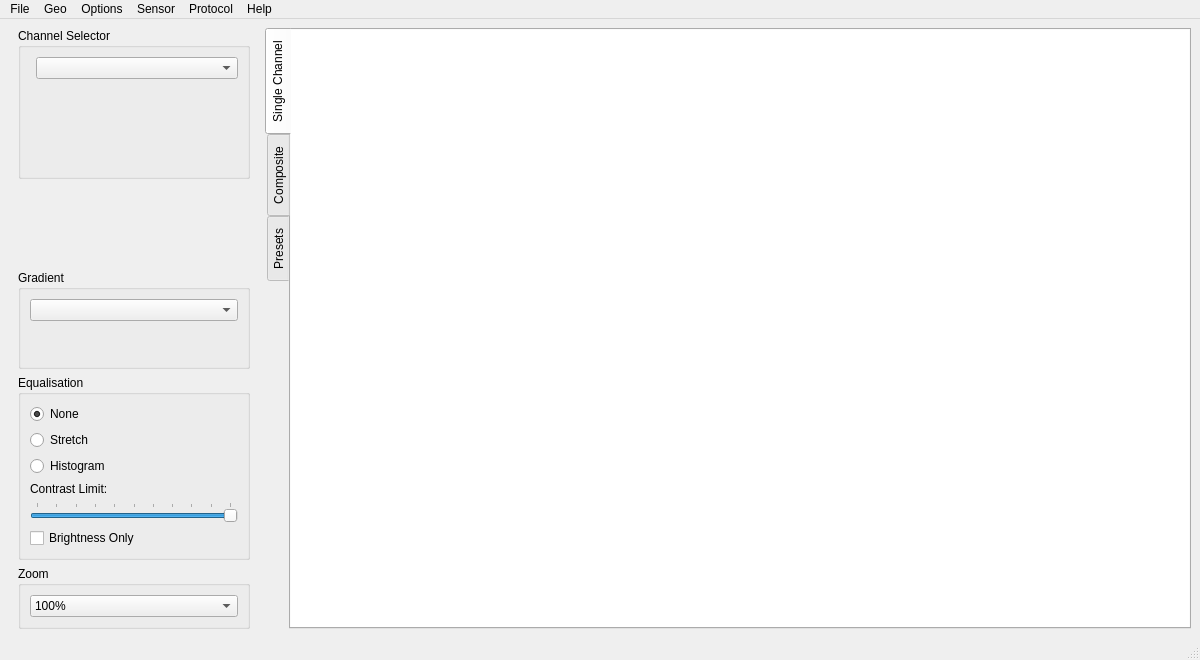
This is src/qt/mainwindow.ui in Xerbo/LeanHRPT-Decode as Qt 5 draws it before an edit. The edited form follows.
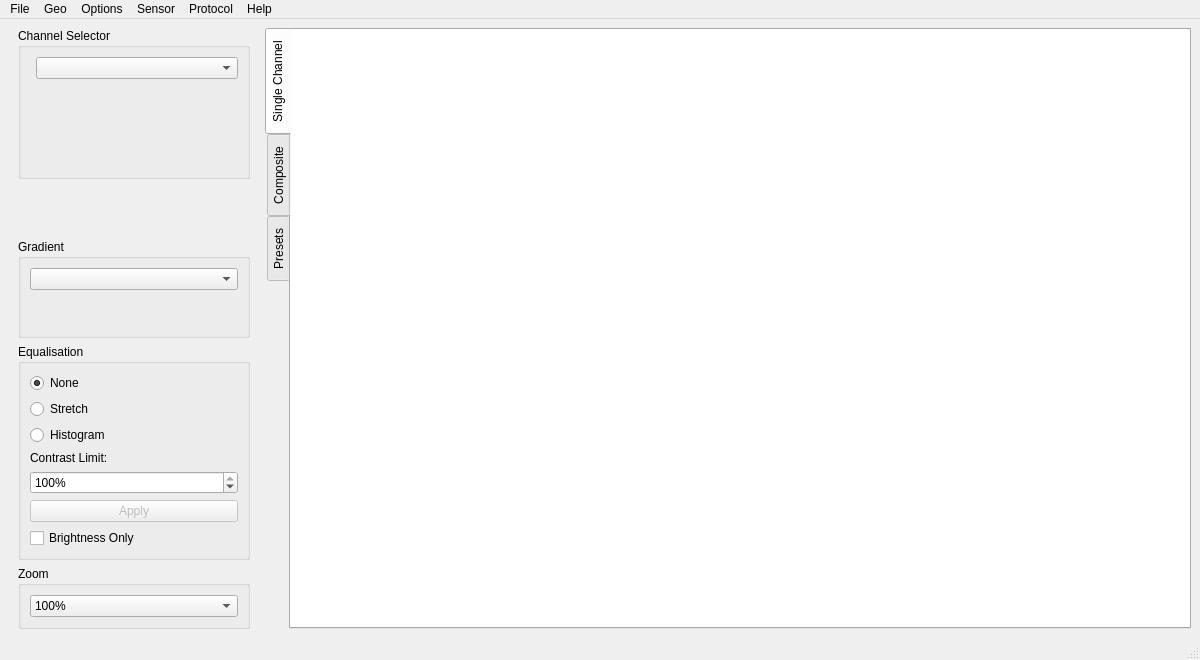
This is the edited form. Icons and pictures are not drawn. Custom widgets are drawn as their Qt base class.

Commit message: Replace contrast slider with spin box

Patch:
```diff
--- a/src/qt/mainwindow.ui
+++ b/src/qt/mainwindow.ui
@@ -297,18 +297,25 @@
            </widget>
           </item>
           <item>
-           <widget class="QSlider" name="contrastLimit">
+           <widget class="QSpinBox" name="contrastLimit">
+            <property name="suffix">
+             <string>%</string>
+            </property>
             <property name="maximum">
              <number>100</number>
             </property>
             <property name="value">
              <number>100</number>
             </property>
-            <property name="orientation">
-             <enum>Qt::Horizontal</enum>
+           </widget>
+          </item>
+          <item>
+           <widget class="QPushButton" name="contrastLimitApply">
+            <property name="enabled">
+             <bool>false</bool>
             </property>
-            <property name="tickPosition">
-             <enum>QSlider::TicksAbove</enum>
+            <property name="text">
+             <string>Apply</string>
             </property>
            </widget>
           </item>
```
The commit also changes 2 other files.
